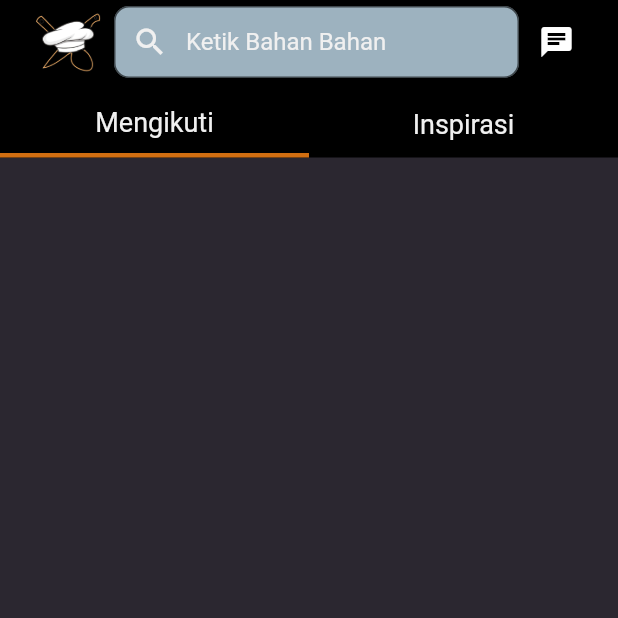
After one commit to Riand1/tugasFlutter, a Flutter app: the ScreenMainHome screen opened directly, on a phone screen of 412 x 824 dp, the top half of it. The commit adds this screen. Run offline on Flutter 3.47's test engine with Material 2 defaults, Android fonts, the phone set to English and light mode, and no system bars.

Commit message:
membuat screen main home dan screen main profile

```diff
--- a/lib/views/bottomNavigation.dart
+++ b/lib/views/bottomNavigation.dart
@@ -1,6 +1,8 @@
 import 'package:flutter/material.dart';
 import 'package:foodies/providers/LoginRegisProvider.dart';
+import 'package:foodies/views/home/ScreenMainHome.dart';
 import 'package:foodies/utils/myColorApp.dart';
+import 'package:foodies/views/profile/screenProfile.dart';
 import 'package:provider/provider.dart';
 
 class BottomNavMain extends StatefulWidget {
@@ -31,13 +33,13 @@ class _BottomNavMainState extends State<BottomNavMain> {
     Widget body = _widgetOptions.elementAt(_selectedIndex);
     switch (_selectedIndex) {
       case 0:
-        // body = ScreenHome();
+        body = ScreenMainHome();
         break;
       case 1:
         // body = ScreeenAddMenu();
         break;
       case 2:
-        // body = ScreenProfile();
+        body = ScreenProfile();
         break;
     }
     return MaterialApp(
--- /dev/null
+++ b/lib/views/home/ScreenMainHome.dart
@@ -0,0 +1,145 @@
+import 'package:flutter/material.dart';
+// import 'package:flutter/src/widgets/framework.dart';
+// import 'package:flutter/src/widgets/placeholder.dart';
+import 'package:foodies/utils/myColorApp.dart';
+// import 'package:foodies/views/home/InspirasiPage.dart';
+// import 'package:foodies/views/home/MengikutiPage.dart';
+
+class ScreenMainHome extends StatefulWidget {
+  const ScreenMainHome({super.key});
+
+  @override
+  State<ScreenMainHome> createState() => _ScreenMainHomeState();
+}
+
+class _ScreenMainHomeState extends State<ScreenMainHome> {
+  int _selectedIndex = 0;
+
+  final TextEditingController _inputSeacrhController = TextEditingController();
+
+  @override
+  Widget build(BuildContext context) {
+    return Scaffold(
+      backgroundColor: ColorConstants.themeColor,
+      appBar: AppBar(
+        backgroundColor: Colors.black,
+        title: Column(
+          children: [
+            Container(
+              child: Row(
+                children: [
+                  Container(
+                    width: 60,
+                    child: Image.asset('assets/images/imgApp/logo.png',
+                        fit: BoxFit.fill),
+                  ),
+                  Expanded(
+                    child: TextField(
+                      controller: _inputSeacrhController,
+                      decoration: InputDecoration(
+                        prefixIcon: Icon(
+                          Icons.search,
+                          color: ColorConstants.textWhite,
+                        ),
+                        border: OutlineInputBorder(
+                          borderRadius: BorderRadius.circular(
+                              10), // Ganti dengan radius yang diinginkan
+                        ),
+                        hintText: 'Ketik Bahan Bahan',
+                        filled: true,
+                        fillColor: Color(0xFF9DB2BF),
+                        hintStyle: TextStyle(
+                          color: ColorConstants.textWhite,
+                        ),
+                        contentPadding:
+                            EdgeInsets.symmetric(horizontal: 15, vertical: 5),
+                      ),
+                    ),
+                  ),
+                  Container(
+                    width: 50,
+                    padding: EdgeInsets.symmetric(horizontal: 5),
+                    child: InkWell(
+                        onTap: () => print(_inputSeacrhController.text),
+                        child: Icon(Icons.chat)),
+                  ),
+                ],
+              ),
+            ),
+          ],
+        ),
+      ),
+      body: SingleChildScrollView(
+        child: Column(
+          children: [
+            Container(
+              padding: EdgeInsets.only(top: 15),
+              color: Colors.black,
+              child: Row(
+                children: [
+                  Expanded(
+                      child: InkWell(
+                    onTap: () => setState(() {
+                      _selectedIndex = 0;
+                    }),
+                    child: Container(
+                      decoration: BoxDecoration(
+                          border: Border(
+                              bottom: BorderSide(
+                        width: _selectedIndex == 0 ? 3 : 0,
+                        color: _selectedIndex == 0
+                            ? ColorConstants.primaryColor
+                            : Colors.transparent,
+                      ))),
+                      child: Align(
+                          alignment: Alignment.center,
+                          child: Padding(
+                            padding: const EdgeInsets.only(bottom: 10),
+                            child: Text(
+                              'Mengikuti',
+                              style: TextStyle(
+                                  fontSize: 18,
+                                  color: ColorConstants.textWhite),
+                            ),
+                          )),
+                    ),
+                  )),
+                  Expanded(
+                      child: InkWell(
+                    onTap: () => setState(() {
+                      _selectedIndex = 1;
+                    }),
+                    child: Container(
+                      decoration: BoxDecoration(
+                          border: Border(
+                              bottom: BorderSide(
+                        width: _selectedIndex == 1 ? 3 : 0,
+                        color: _selectedIndex == 1
+                            ? ColorConstants.primaryColor
+                            : Colors.transparent,
+                      ))),
+                      child: Align(
+                          alignment: Alignment.center,
+                          child: Padding(
+                            padding: const EdgeInsets.only(bottom: 10),
+                            child: Text(
+                              'Inspirasi',
+                              style: TextStyle(
+                                  fontSize: 18,
+                                  color: ColorConstants.textWhite),
+                            ),
+                          )),
+                    ),
+                  )),
+                ],
+              ),
+            ),
+            // Container(
+            //   child: _selectedIndex == 0 ? PageMengikuti() : PageInspirasi(),
+            // )
+          ],
+        ),
+      ),
+    );
+  }
+}
--- a/pubspec.yaml
+++ b/pubspec.yaml
@@ -60,9 +60,9 @@ flutter:
   uses-material-design: true
 
   # To add assets to your application, add an assets section, like this:
-  # assets:
-  #   - images/a_dot_burr.jpeg
-  #   - images/a_dot_ham.jpeg
+  assets:
+    - assets/images/imgResep/
+    - assets/images/imgApp/
 
   # An image asset can refer to one or more resolution-specific "variants", see
   # https://flutter.dev/assets-and-images/#resolution-aware
```
Also changed, not shown: lib/views/profile/screenProfile.dart (added, +155 -0 lines), assets/images/imgApp/logo-text-h.png (added), assets/images/imgApp/logo-text-v.png (added), assets/images/imgApp/logo.png (added), assets/images/imgResep/ChickenTeriyaki.png (added), assets/images/imgResep/MieGorengSpesial.png (added), assets/images/imgResep/PancakePisang.png (added), assets/images/imgResep/Spaghetti.png (added), assets/images/imgResep/TumisKangkung.png (added), pubspec.lock.
